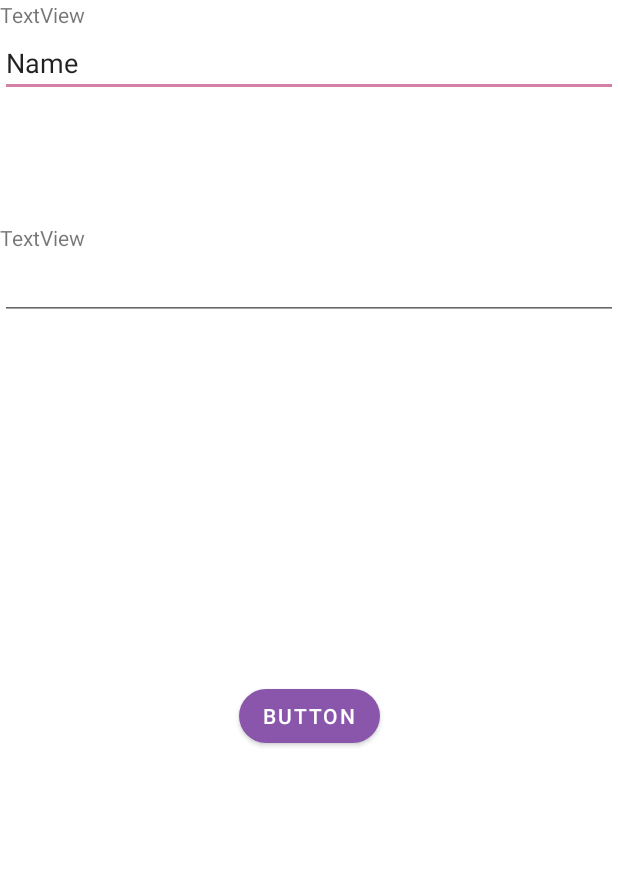
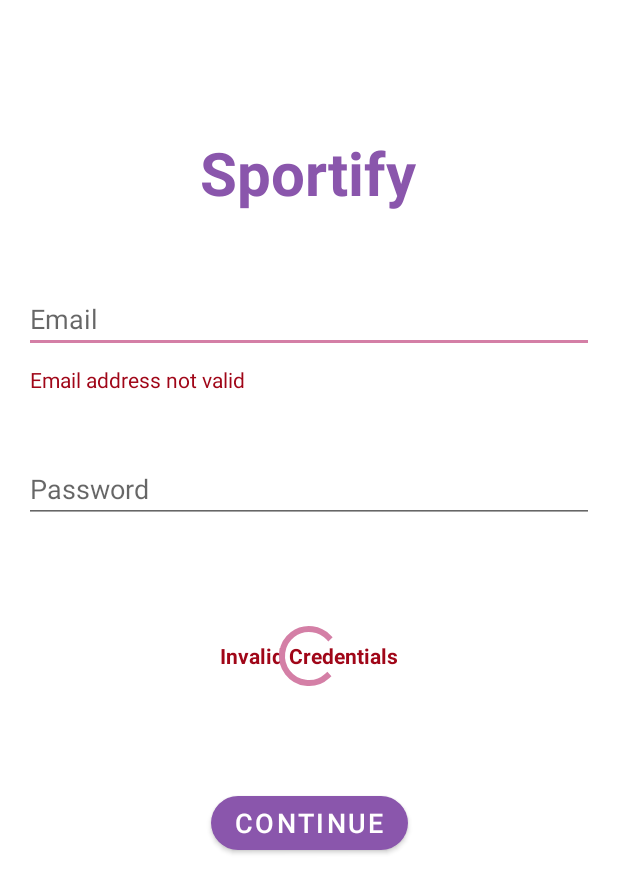
Before and after one commit to Vicondrus/Sportify, an Android app: the layout activity_login.xml on its own in the app's theme, with its tools: preview values and no code run, on a phone screen of 412 x 824 dp. Shown: the top 893 px of the screen. Run offline under Robolectric (Android 15) with nearby library versions, the phone set to English and light mode, and no system bars.

Commit message:
created login activity

```diff
--- a/app/src/main/java/com/uid/project/sportify/CustomizeProfileActivity.kt
+++ b/app/src/main/java/com/uid/project/sportify/CustomizeProfileActivity.kt
@@ -57,9 +57,9 @@
             .findFragmentById(R.id.customizeProfileMapView) as? SupportMapFragment
         mapFragment?.getMapAsync(this)
 
-        user = User(Registry.user1Manager)
+        user = Registry.user1Manager
 
-        profileImage = findViewById<ImageView>(R.id.profilePictureImageView)
+        profileImage = findViewById(R.id.profilePictureImageView)
         if (user.secondaryPictureURI == null) {
             profileImage.setImageResource(user.profilePictureId)
         } else {
--- a/app/src/main/res/layout/activity_customize_profile.xml
+++ b/app/src/main/res/layout/activity_customize_profile.xml
@@ -76,7 +76,8 @@
                 app:layout_constraintEnd_toEndOf="parent"
                 app:layout_constraintStart_toEndOf="@+id/imageView4"
                 app:layout_constraintTop_toBottomOf="@+id/profilePictureImageView"
-                tools:text="Name" />
+                tools:text="Name"
+                android:autofillHints="name" />
 
             <ImageView
                 android:id="@+id/imageView4"
--- a/app/src/main/res/layout/activity_login.xml
+++ b/app/src/main/res/layout/activity_login.xml
@@ -1,56 +1,93 @@
 <?xml version="1.0" encoding="utf-8"?>
 <androidx.constraintlayout.widget.ConstraintLayout xmlns:android="http://schemas.android.com/apk/res/android"
     xmlns:app="http://schemas.android.com/apk/res-auto"
+    xmlns:tools="http://schemas.android.com/tools"
     android:layout_width="match_parent"
-    android:layout_height="match_parent">
+    android:layout_height="match_parent"
+    android:padding="16dp">
+
+    <EditText
+        android:id="@+id/loginEmailEditText"
+        android:layout_width="0dp"
+        android:layout_height="wrap_content"
+        android:layout_marginTop="48dp"
+        android:ems="10"
+        android:hint="@string/emailLabel"
+        android:inputType="textEmailAddress"
+        app:layout_constraintEnd_toEndOf="parent"
+        app:layout_constraintStart_toStartOf="parent"
+        app:layout_constraintTop_toBottomOf="@+id/textView17" />
+
+    <EditText
+        android:id="@+id/loginPasswordEditText"
+        android:layout_width="0dp"
+        android:layout_height="wrap_content"
+        android:layout_marginTop="68dp"
+        android:ems="10"
+        android:hint="@string/passwordLabel"
+        android:inputType="textPassword"
+        app:layout_constraintEnd_toEndOf="parent"
+        app:layout_constraintStart_toStartOf="parent"
+        app:layout_constraintTop_toBottomOf="@+id/loginEmailEditText" />
+
+    <Button
+        android:id="@+id/loginButton"
+        android:layout_width="wrap_content"
+        android:layout_height="wrap_content"
+        android:layout_marginTop="176dp"
+        android:text="@string/continue_label"
+        android:textSize="18sp"
+        app:cornerRadius="20dp"
+        app:layout_constraintEnd_toEndOf="parent"
+        app:layout_constraintStart_toStartOf="parent"
+        app:layout_constraintTop_toBottomOf="@+id/loginPasswordEditText" />
 
     <TextView
-        android:id="@+id/textView"
+        android:id="@+id/textView17"
         android:layout_width="wrap_content"
         android:layout_height="wrap_content"
-        android:text="TextView"
+        android:layout_marginTop="72dp"
+        android:text="@string/app_name"
+        android:textColor="@color/purple_sportify"
+        android:textSize="40sp"
+        android:textStyle="bold"
+        app:layout_constraintEnd_toEndOf="parent"
+        app:layout_constraintHorizontal_bias="0.498"
         app:layout_constraintStart_toStartOf="parent"
         app:layout_constraintTop_toTopOf="parent" />
 
-    <EditText
-        android:id="@+id/editTextTextPersonName"
-        android:layout_width="0dp"
+    <TextView
+        android:id="@+id/invalidCredentialsLabel"
+        android:layout_width="wrap_content"
         android:layout_height="wrap_content"
-        android:ems="10"
-        android:inputType="textPersonName"
-        android:text="Name"
-        app:layout_constraintEnd_toEndOf="parent"
-        app:layout_constraintStart_toStartOf="@+id/textView"
-        app:layout_constraintTop_toBottomOf="@+id/textView" />
+        android:text="@string/invalidCredentialsLabel"
+        android:textColor="@color/error"
+        android:textStyle="bold"
+        app:layout_constraintBottom_toTopOf="@+id/loginButton"
+        app:layout_constraintEnd_toEndOf="@+id/loginButton"
+        app:layout_constraintHorizontal_bias="0.493"
+        app:layout_constraintStart_toStartOf="@+id/loginButton"
+        app:layout_constraintTop_toBottomOf="@+id/loginPasswordEditText" />
 
     <TextView
-        android:id="@+id/textView2"
+        android:id="@+id/invalidEmailTextView"
         android:layout_width="wrap_content"
         android:layout_height="wrap_content"
-        android:layout_marginTop="84dp"
-        android:text="TextView"
-        app:layout_constraintStart_toStartOf="@+id/editTextTextPersonName"
-        app:layout_constraintTop_toBottomOf="@+id/editTextTextPersonName" />
+        android:layout_marginStart="4dp"
+        android:layout_marginTop="8dp"
+        android:text="@string/invalidEmailLabel"
+        android:textColor="@color/error"
+        app:layout_constraintStart_toStartOf="@+id/loginEmailEditText"
+        app:layout_constraintTop_toBottomOf="@+id/loginEmailEditText" />
 
-    <EditText
-        android:id="@+id/editTextTextPassword"
-        android:layout_width="0dp"
-        android:layout_height="wrap_content"
-        android:ems="10"
-        android:inputType="textPassword"
-        app:layout_constraintEnd_toEndOf="parent"
-        app:layout_constraintStart_toStartOf="@+id/textView2"
-        app:layout_constraintTop_toBottomOf="@+id/textView2" />
-
-    <Button
-        android:id="@+id/button"
+    <ProgressBar
+        android:id="@+id/loginProgressBar"
+        style="?android:attr/progressBarStyle"
         android:layout_width="wrap_content"
         android:layout_height="wrap_content"
-        android:layout_marginTop="240dp"
-        android:text="Button"
-        app:cornerRadius="20dp"
-        app:layout_constraintEnd_toEndOf="parent"
-        app:layout_constraintStart_toStartOf="parent"
-        app:layout_constraintTop_toBottomOf="@+id/editTextTextPassword" />
+        app:layout_constraintBottom_toBottomOf="@+id/invalidCredentialsLabel"
+        app:layout_constraintEnd_toEndOf="@+id/invalidCredentialsLabel"
+        app:layout_constraintStart_toStartOf="@+id/invalidCredentialsLabel"
+        app:layout_constraintTop_toTopOf="@+id/invalidCredentialsLabel" />
 
 </androidx.constraintlayout.widget.ConstraintLayout>
--- a/app/src/main/res/values/colors.xml
+++ b/app/src/main/res/values/colors.xml
@@ -12,4 +12,5 @@
     <color name="light_tone_sportify">#ECC9F4</color>
     <color name="dark_grey_sportify">#5F6171</color>
     <color name="icon_color_create_event">#FFFFFF</color>
+    <color name="error">#A00618</color>
 </resources>
--- a/app/src/main/res/values/strings.xml
+++ b/app/src/main/res/values/strings.xml
@@ -49,4 +49,11 @@
     values-round/strings.xml for round devices.
     -->
     <string name="hello_world">Hello Square World!</string>
+    <string name="upcomingEventsLabel">Upcoming Events</string>
+    <string name="pastEventsLabel">Past Events</string>
+    <string name="customizeLabel">Customize</string>
+    <string name="emailLabel">Email</string>
+    <string name="passwordLabel">Password</string>
+    <string name="invalidCredentialsLabel">Invalid Credentials</string>
+    <string name="invalidEmailLabel">Email address not valid</string>
 </resources>
```
Also changed, not shown: app/src/main/AndroidManifest.xml (+8 -8 lines), app/src/main/java/com/uid/project/sportify/LoginActivity.kt (+64 -0 lines), app/src/main/java/com/uid/project/sportify/ProfilePageActivity.kt (+26 -4 lines), app/src/main/res/layout/activity_profile.xml (+6 -6 lines).
